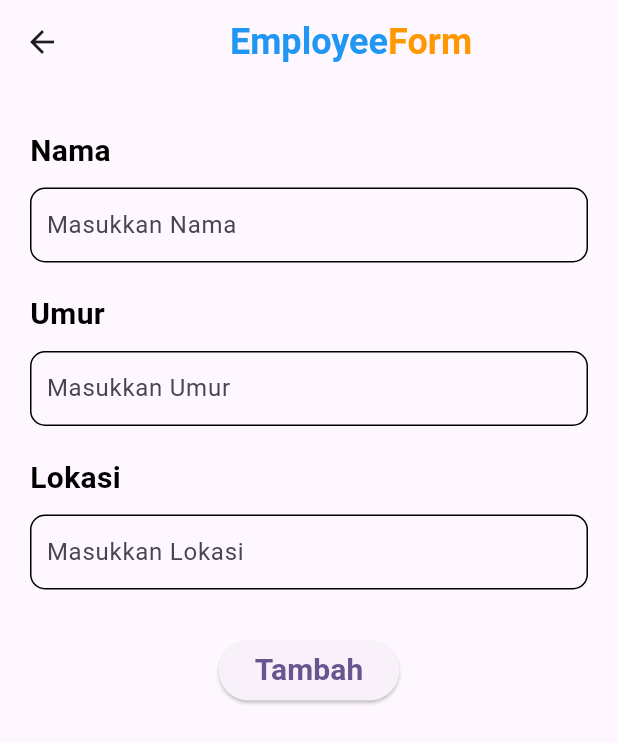
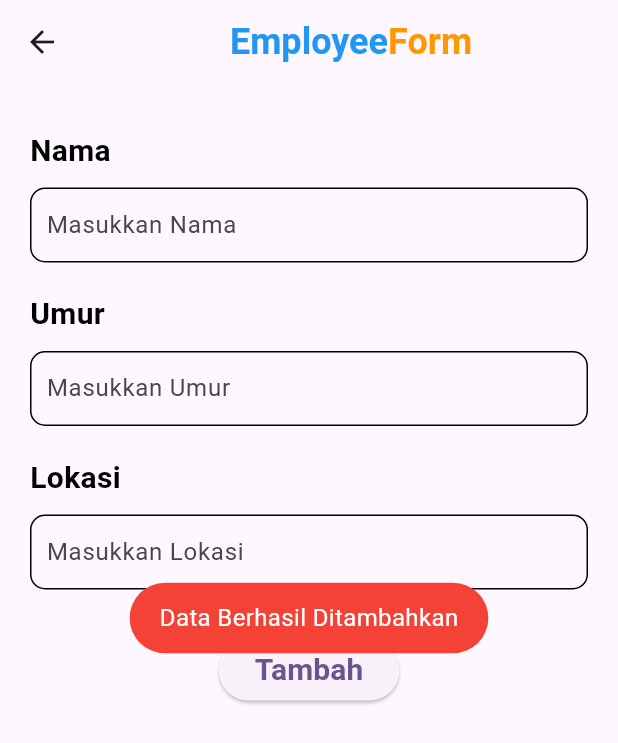
Before and after one commit to michailtjhang/HRISPintar, a Flutter app: the Employee screen opened directly, after a tap on "Tambah", on a phone screen of 412 x 824 dp. Shown: the top 743 px of the screen. Run offline on Flutter 3.47's test engine with Material 3 defaults, Android fonts, the phone set to English and light mode, and no system bars; our stand-ins replace cloud_firestore, firebase_core, fluttertoast, random_string; accounts and stored records are empty.

```diff
--- a/lib/main.dart
+++ b/lib/main.dart
@@ -1,7 +1,13 @@
 import 'package:flutter/material.dart';
 import 'package:myapp/pages/home.dart';
+import 'package:firebase_core/firebase_core.dart';
+import 'firebase_options.dart';
 
-void main() {
+void main() async {
+  WidgetsFlutterBinding.ensureInitialized();
+  await Firebase.initializeApp(
+    options: DefaultFirebaseOptions.currentPlatform,
+  );
   runApp(const MyApp());
 }
 
--- a/lib/pages/employee.dart
+++ b/lib/pages/employee.dart
@@ -1,4 +1,7 @@
 import 'package:flutter/material.dart';
+import 'package:fluttertoast/fluttertoast.dart';
+import 'package:myapp/services/database.dart';
+import 'package:random_string/random_string.dart';
 
 class Employee extends StatefulWidget {
   const Employee({super.key});
@@ -8,6 +11,11 @@ class Employee extends StatefulWidget {
 }
 
 class _EmployeeState extends State<Employee> {
+// Suggested code may be subject to a license. Learn more: ~LicenseLog:2177953947.
+  TextEditingController nameController = TextEditingController();
+  TextEditingController ageController = TextEditingController();
+  TextEditingController locationController = TextEditingController();
+
   @override
   Widget build(BuildContext context) {
     return Scaffold(
@@ -54,6 +62,7 @@ class _EmployeeState extends State<Employee> {
                   border: Border.all(),
                   borderRadius: BorderRadius.circular(10.0)),
               child: TextField(
+                controller: nameController,
                 decoration: InputDecoration(
                   border: InputBorder.none,
                   hintText: "Masukkan Nama",
@@ -81,6 +90,7 @@ class _EmployeeState extends State<Employee> {
                   border: Border.all(),
                   borderRadius: BorderRadius.circular(10.0)),
               child: TextField(
+                controller: ageController,
                 decoration: InputDecoration(
                   border: InputBorder.none,
                   hintText: "Masukkan Umur",
@@ -108,6 +118,7 @@ class _EmployeeState extends State<Employee> {
                   border: Border.all(),
                   borderRadius: BorderRadius.circular(10.0)),
               child: TextField(
+                controller: locationController,
                 decoration: InputDecoration(
                   border: InputBorder.none,
                   hintText: "Masukkan Lokasi",
@@ -120,7 +131,27 @@ class _EmployeeState extends State<Employee> {
             ),
             Center(
                 child: ElevatedButton(
-                    onPressed: () {},
+                    onPressed: () async {
+                      String Id = randomAlphaNumeric(10);
+                      Map<String, dynamic> employeeInfoMap = {
+                        "Nama": nameController.text,
+                        "Umur": ageController.text,
+                        "Id": Id,
+                        "Lokasi": locationController.text
+                      };
+                      await DatabaseMethods()
+                          .addEmployeeDetails(employeeInfoMap, Id)
+                          .then((value) {
+                        Fluttertoast.showToast(
+                            msg: "Data Berhasil Ditambahkan",
+                            toastLength: Toast.LENGTH_SHORT,
+                            gravity: ToastGravity.CENTER,
+                            timeInSecForIosWeb: 1,
+                            backgroundColor: Colors.red,
+                            textColor: Colors.white,
+                            fontSize: 16.0);
+                      });
+                    },
                     child: Text(
                       "Tambah",
                       style: TextStyle(
--- /dev/null
+++ b/lib/services/database.dart
@@ -0,0 +1,11 @@
+import 'package:cloud_firestore/cloud_firestore.dart';
+
+class DatabaseMethods {
+  Future addEmployeeDetails(
+      Map<String, dynamic> employeeInfoMap, String Id) async {
+    return await FirebaseFirestore.instance
+        .collection("Employee")
+        .doc(Id)
+        .set(employeeInfoMap);
+  }
+}
--- a/pubspec.yaml
+++ b/pubspec.yaml
@@ -30,6 +30,10 @@ environment:
 dependencies:
   flutter:
     sdk: flutter
+  firebase_core: ^3.2.0
+  cloud_firestore: ^5.1.0
+  random_string: ^2.3.1
+  fluttertoast: ^8.2.6
 
 
   # The following adds the Cupertino Icons font to your application.
```
Also changed, not shown: .idx/integrations.json (added), firebase.json (added), lib/firebase_options.dart (added), pubspec.lock, 3 other files.
